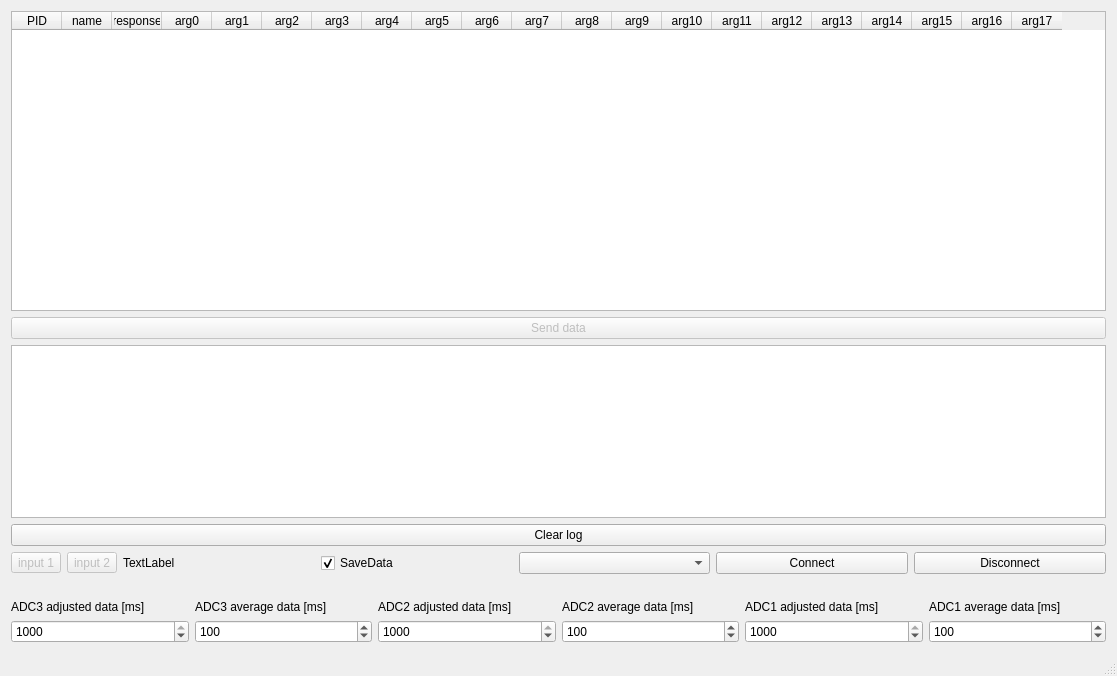
Before: the Qt Designer form mainwindow.ui in rezy91/TestBoard785, drawn with Qt 5.
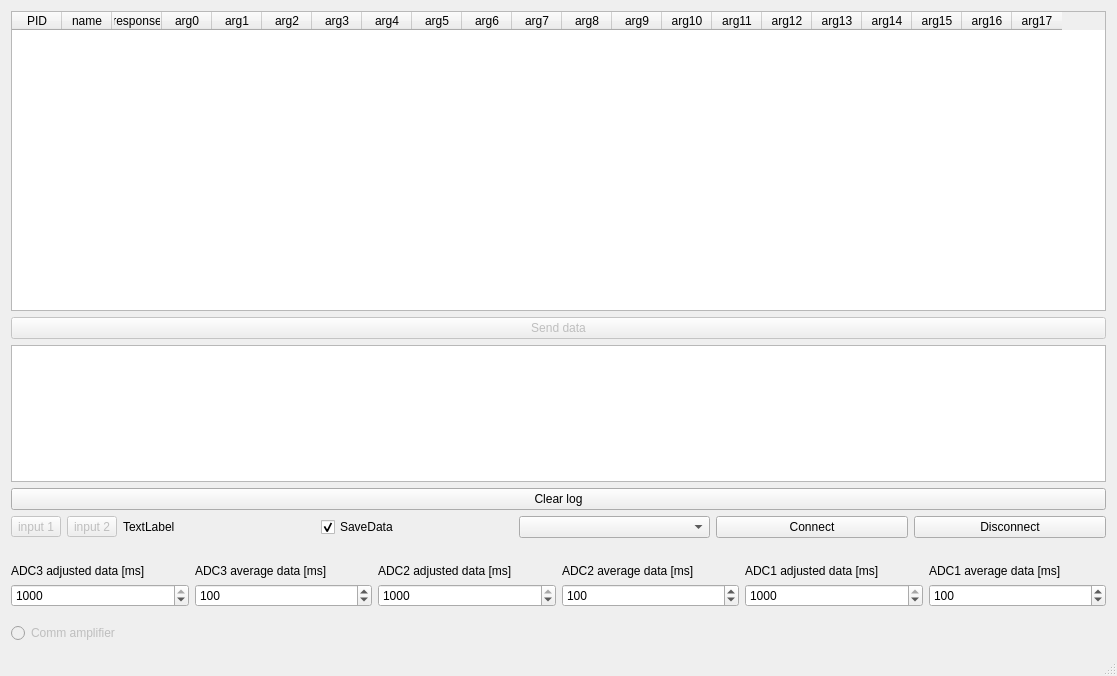
After: the same form once the commit is applied.

Commit message: tollButton like an indication about status (for future purpose)

Diff of the .ui file:
```diff
--- a/mainwindow.ui
+++ b/mainwindow.ui
@@ -407,6 +407,29 @@
       </item>
      </layout>
     </item>
+    <item row="8" column="0">
+     <layout class="QHBoxLayout" name="horizontalLayout_4">
+      <property name="topMargin">
+       <number>10</number>
+      </property>
+      <item>
+       <widget class="QRadioButton" name="radioButton">
+        <property name="enabled">
+         <bool>false</bool>
+        </property>
+        <property name="text">
+         <string>Comm amplifier</string>
+        </property>
+        <property name="checkable">
+         <bool>true</bool>
+        </property>
+        <property name="checked">
+         <bool>false</bool>
+        </property>
+       </widget>
+      </item>
+     </layout>
+    </item>
    </layout>
   </widget>
   <widget class="QStatusBar" name="statusBar"/>
```
Left out of the diff: 14 changed lines with no effect on the pictures. The commit also changes 1 other file.
